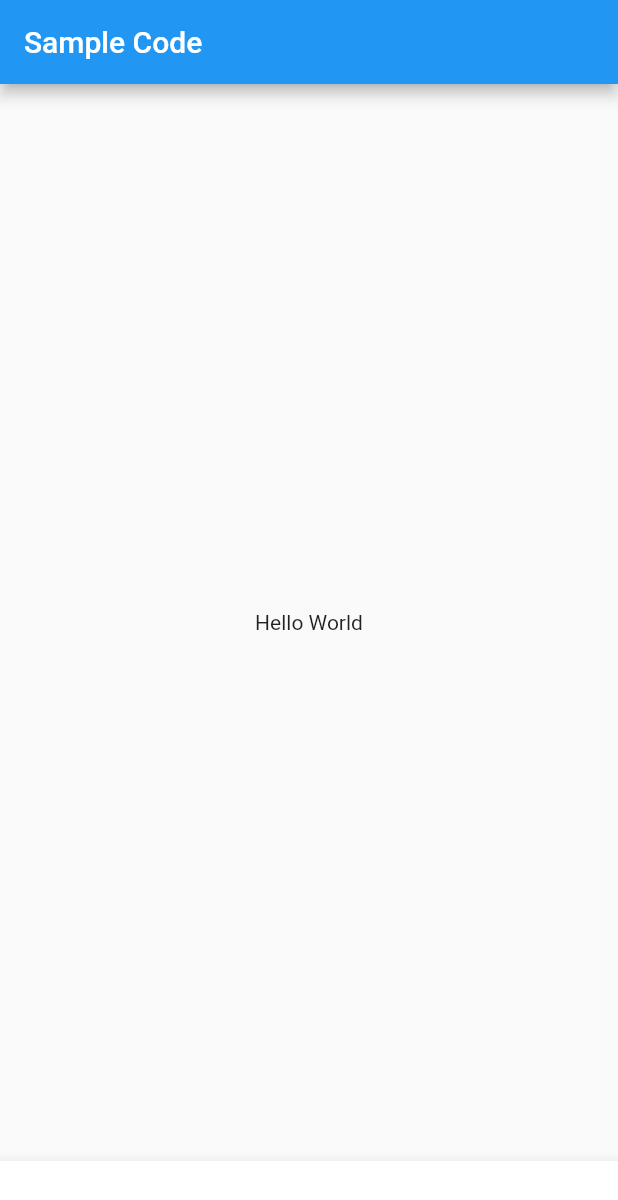
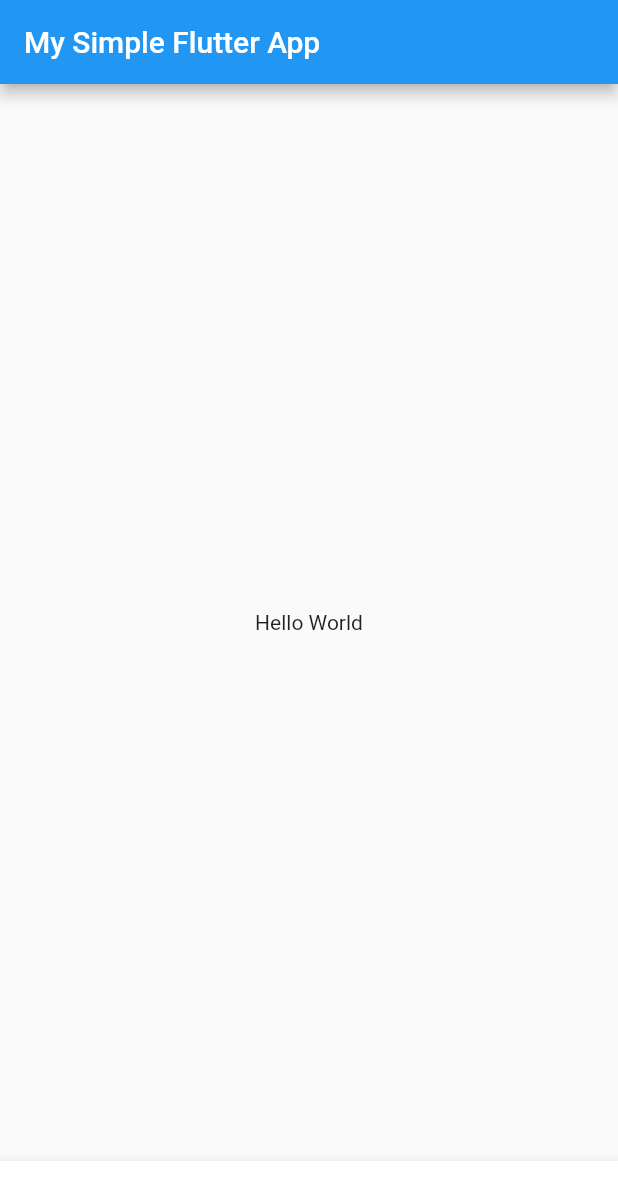
Before and after one commit to aysha-williams-develop/my_simple_flutter_app, a Flutter app: the screen it shows after launch, on a phone screen of 412 x 824 dp. Shown: the top 1200 px of the screen. Run offline on Flutter 3.47's test engine with Material 2 defaults, Android fonts, the phone set to English and light mode, and no system bars.

Commit message:
Update the App Bar to display App Name

```diff
--- a/lib/main.dart
+++ b/lib/main.dart
@@ -8,7 +8,7 @@ class MyApp extends StatelessWidget {
     return new MaterialApp(
       home: Scaffold(
         appBar: AppBar(
-          title: Text('Sample Code'),
+          title: Text('My Simple Flutter App'),
         ),
         body: Center(
           child: Text('Hello World'),
```
Also changed, not shown: 1 other file.
